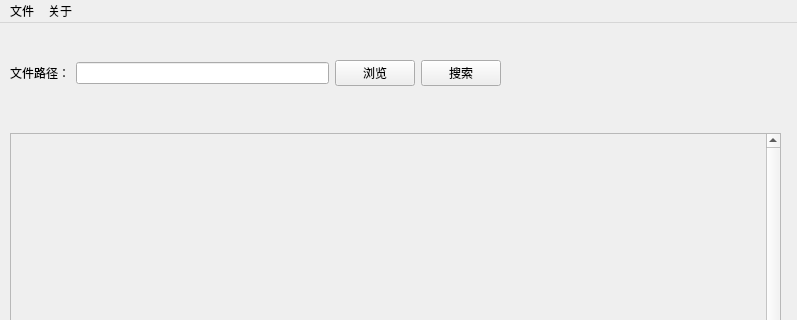
The window that GUI/mianwindow.ui (MuteString/Large-scale-video-storage-and-analysis) describes before a commit, drawn with Qt 5; both pictures show x 0 to 797 and y 0 to 320 of the 797 by 600 pixel window.
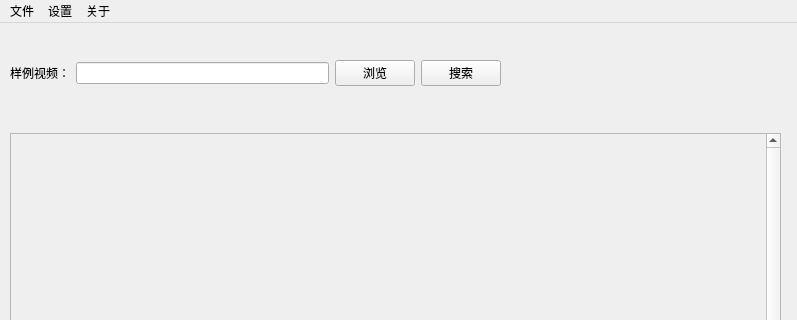
The same window after the commit.

Commit message: 添加了设置页面

```diff
--- a/GUI/mianwindow.ui
+++ b/GUI/mianwindow.ui
@@ -71,7 +71,7 @@
         <number>0</number>
        </property>
        <property name="text">
-        <string>文件路径：</string>
+        <string>样例视频：</string>
        </property>
        <property name="alignment">
         <set>Qt::AlignLeading|Qt::AlignLeft|Qt::AlignVCenter</set>
@@ -110,7 +110,7 @@
      <x>0</x>
      <y>0</y>
      <width>797</width>
-     <height>31</height>
+     <height>23</height>
     </rect>
    </property>
    <widget class="QMenu" name="menu_file">
@@ -124,7 +124,13 @@
      <string>关于</string>
     </property>
    </widget>
+   <widget class="QMenu" name="menu">
+    <property name="title">
+     <string>设置</string>
+    </property>
+   </widget>
    <addaction name="menu_file"/>
+   <addaction name="menu"/>
    <addaction name="menu_about"/>
   </widget>
   <widget class="QStatusBar" name="statusbar"/>
```
Left out of the diff: 2 changed lines with no effect on the pictures. The commit also changes 2 other files.
